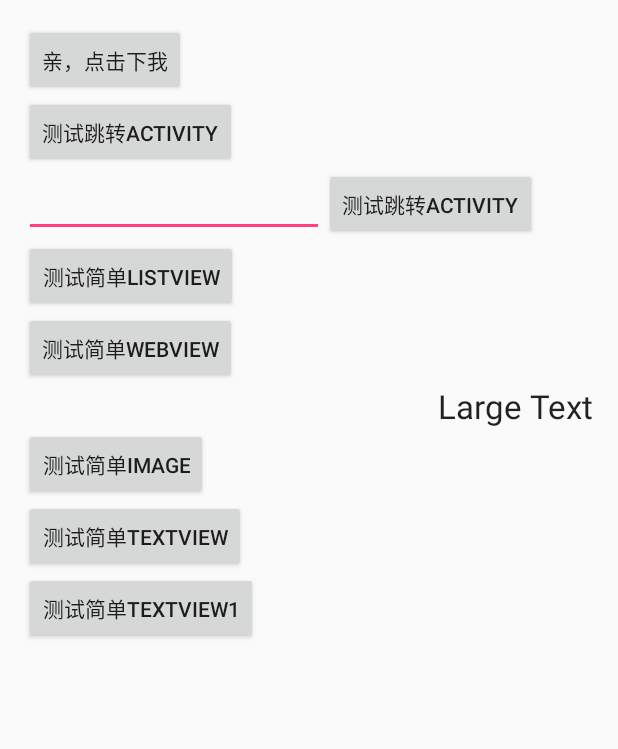
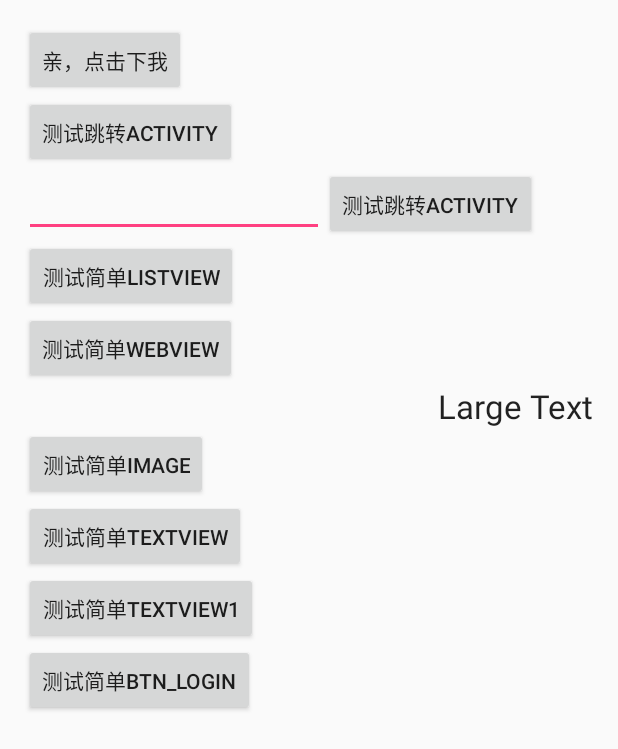
Before and after one commit to lixiong0802/android-learn, an Android app: the screen it shows after launch (MainActivity), on a phone screen of 412 x 824 dp. Shown: the top 749 px of the screen. Run offline under Robolectric (Android 15) with nearby library versions, the phone set to English and light mode, and no system bars.

Commit message:
控件实例测试！！！

```diff
--- a/app/src/main/AndroidManifest.xml
+++ b/app/src/main/AndroidManifest.xml
@@ -25,8 +25,9 @@
         <activity android:name=".ControlLinearlayoutActivity" />
         <activity android:name=".ControlTablelayoutActivity" />
         <activity android:name=".ControlRelativelayoutActivity" />
-        <activity android:name=".ControlTextViewActivity"></activity>
-        <activity android:name=".ControlTextView1Activity"></activity>
+        <activity android:name=".ControlTextViewActivity" />
+        <activity android:name=".ControlTextView1Activity" />
+        <activity android:name=".LoginUIActivity"></activity>
     </application>
 
 </manifest>
--- a/app/src/main/java/com/example/lx/android_learn/MainActivity.java
+++ b/app/src/main/java/com/example/lx/android_learn/MainActivity.java
@@ -33,6 +33,8 @@ public class MainActivity extends Activity implements View.OnClickListener {
 
     private Button btn_textView1;
 
+    private Button btn_login;
+
     @Override
     protected void onCreate(Bundle savedInstanceState) {
         super.onCreate(savedInstanceState);
@@ -64,6 +66,9 @@ public class MainActivity extends Activity implements View.OnClickListener {
 
         btn_textView1 = (Button) this.findViewById(R.id.btn_textView1);
         btn_textView1.setOnClickListener(this);
+
+        btn_login = (Button) this.findViewById(R.id.btn_login);
+        btn_login.setOnClickListener(this);
 
 
     }
@@ -105,5 +110,9 @@ public class MainActivity extends Activity implements View.OnClickListener {
             Intent intent = new Intent(this, ControlTextView1Activity.class);
             startActivity(intent);
         }
+        if (v == btn_login) {
+            Intent intent = new Intent(this, LoginUIActivity.class);
+            startActivity(intent);
+        }
     }
 }
--- a/app/src/main/res/layout/activity_main.xml
+++ b/app/src/main/res/layout/activity_main.xml
@@ -78,4 +78,11 @@
         android:layout_height="wrap_content"
         android:text="测试简单textView1" />
 
+
+    <Button
+        android:id="@+id/btn_login"
+        android:layout_width="wrap_content"
+        android:layout_height="wrap_content"
+        android:text="测试简单btn_login" />
+
 </LinearLayout>
```
Also changed, not shown: app/src/main/java/com/example/lx/android_learn/LoginUIActivity.java (added, +13 -0 lines), app/src/main/res/layout/activity_login_ui.xml (added, +55 -0 lines).
